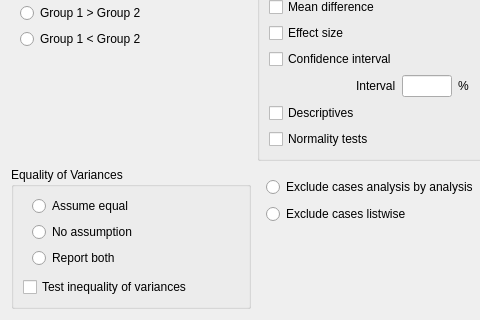
Before: the Qt Designer form JASP-Desktop/analysisforms/ttestindependentsamplesform.ui in jasp-stats/jasp-desktop, drawn with Qt 5; both pictures show x 0 to 480 and y 258 to 578 of the 597 by 578 pixel window.
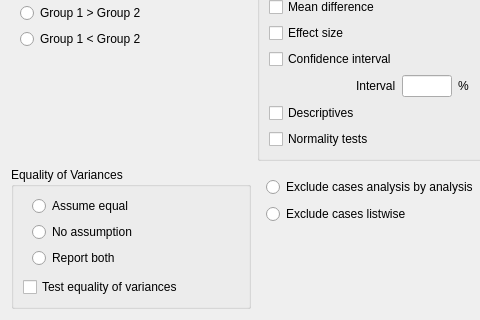
After: the same form once the commit is applied. Custom widgets are drawn as their Qt base class.

Commit message: C IS T-Test: Correcting equality of variances terminology

```diff
--- a/JASP-Desktop/analysisforms/ttestindependentsamplesform.ui
+++ b/JASP-Desktop/analysisforms/ttestindependentsamplesform.ui
@@ -7,7 +7,7 @@
     <x>0</x>
     <y>0</y>
     <width>597</width>
-    <height>527</height>
+    <height>550</height>
    </rect>
   </property>
   <property name="windowTitle">
@@ -117,7 +117,7 @@
       <item row="3" column="0">
        <widget class="BoundCheckBox" name="testUnequalVariances">
         <property name="text">
-         <string>Test inequality of variances</string>
+         <string>Test equality of variances</string>
         </property>
        </widget>
       </item>
```
Left out of the diff: 2 changed lines with no effect on the pictures. The commit also changes 2 other files.
